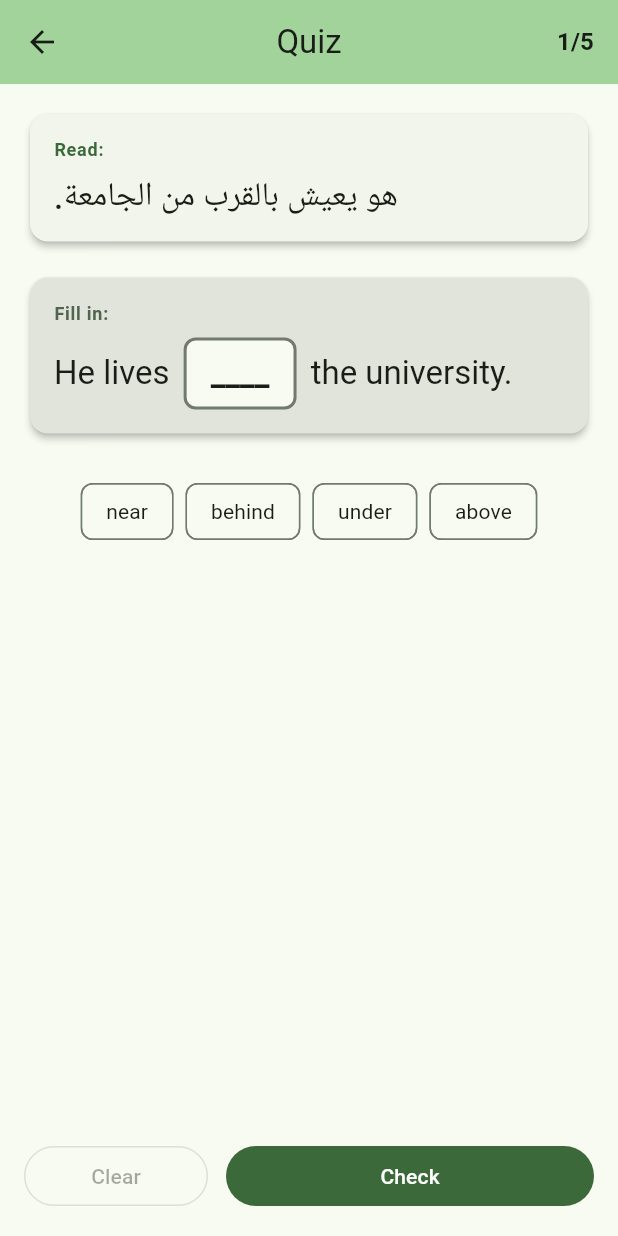
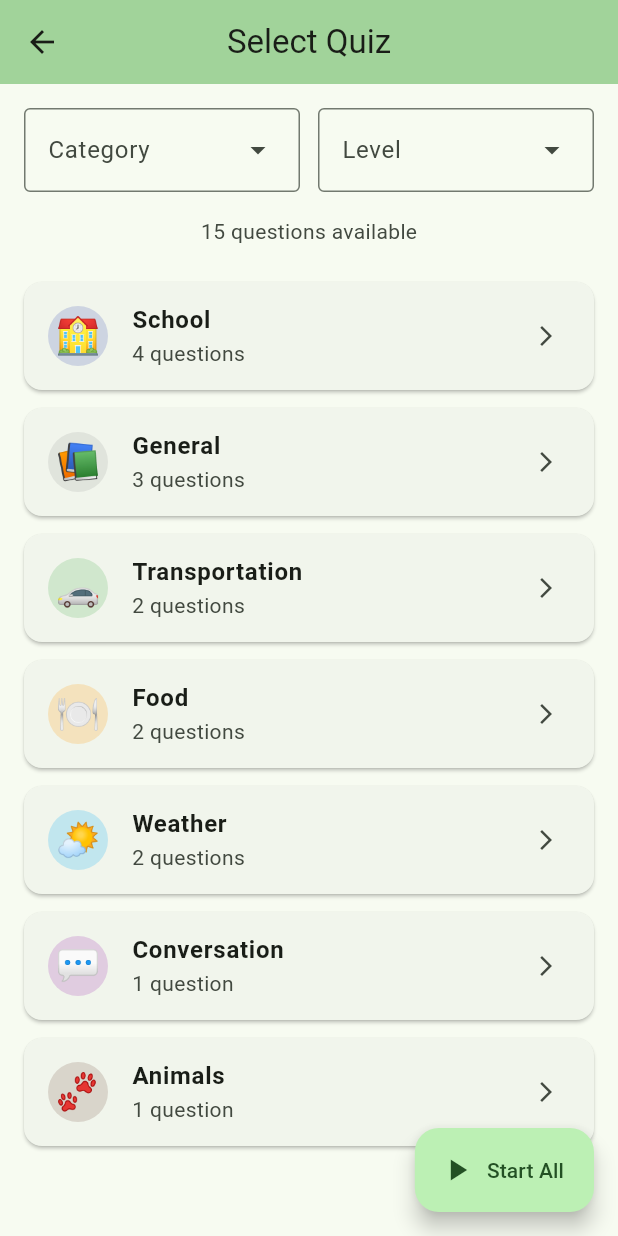
Before and after one commit to AuricX/my_app, a Flutter app: the HomePage screen opened directly, after a tap on "Start Quiz", on a phone screen of 412 x 824 dp. Run offline on Flutter 3.47's test engine with Material 3 defaults, Android fonts, the phone set to English and light mode, and no system bars; accounts and stored records are empty.

Commit message:
Add QuizSelectionPage for category and level selection; update navigation to QuizPage

```diff
--- a/lib/home_page.dart
+++ b/lib/home_page.dart
@@ -1,8 +1,8 @@
 import 'package:flutter/material.dart';
-import 'quiz_page.dart';
 import 'services/auth_service.dart';
 import 'pages/sign_in_page.dart';
 import 'pages/learning_page.dart';
+import 'pages/quiz_selection_page.dart';
 
 class HomePage extends StatefulWidget {
   const HomePage({super.key});
@@ -141,7 +141,7 @@ class _HomePageState extends State<HomePage> with SingleTickerProviderStateMixin
                             PageRouteBuilder(
                               transitionDuration: const Duration(milliseconds: 220),
                               pageBuilder: (context, animation, secondaryAnimation) =>
-                                  const QuizPage(),
+                                  const QuizSelectionPage(),
                               transitionsBuilder: (context, animation, secondaryAnimation, child) {
                                 const begin = Offset(1.0, 0.0);
                                 const end = Offset.zero;
--- /dev/null
+++ b/lib/pages/quiz_selection_page.dart
@@ -0,0 +1,231 @@
+import 'package:flutter/material.dart';
+import '../models/category.dart';
+import '../models/level.dart';
+import '../models/question.dart';
+import '../data/quiz_data.dart';
+import '../quiz_page.dart';
+
+class QuizSelectionPage extends StatefulWidget {
+  const QuizSelectionPage({super.key});
+
+  @override
+  State<QuizSelectionPage> createState() => _QuizSelectionPageState();
+}
+
+class _QuizSelectionPageState extends State<QuizSelectionPage> {
+  QuizCategory? selectedCategory;
+  QuizLevel? selectedLevel;
+
+  List<Question> get filteredQuestions {
+    if (selectedCategory == null && selectedLevel == null) {
+      return allQuestions;
+    } else if (selectedCategory != null && selectedLevel != null) {
+      return getQuestionsByCategoryAndLevel(selectedCategory!, selectedLevel!);
+    } else if (selectedCategory != null) {
+      return getQuestionsByCategory(selectedCategory!);
+    } else {
+      return getQuestionsByLevel(selectedLevel!);
+    }
+  }
+
+  Map<QuizCategory, List<Question>> get groupedQuestions {
+    final Map<QuizCategory, List<Question>> grouped = {};
+    for (var question in filteredQuestions) {
+      grouped.putIfAbsent(question.category, () => []).add(question);
+    }
+    return grouped;
+  }
+
+  void _startQuiz(List<Question> questions) {
+    if (questions.isEmpty) {
+      ScaffoldMessenger.of(context).showSnackBar(
+        const SnackBar(
+          content: Text('No questions available for this selection'),
+          behavior: SnackBarBehavior.floating,
+        ),
+      );
+      return;
+    }
+
+    Navigator.push(
+      context,
+      MaterialPageRoute(
+        builder: (context) => QuizPage(providedQuestions: questions),
+      ),
+    );
+  }
+
+  @override
+  Widget build(BuildContext context) {
+    return Scaffold(
+      appBar: AppBar(
+        title: const Text('Select Quiz'),
+        centerTitle: true,
+        backgroundColor: Theme.of(context).colorScheme.inversePrimary,
+      ),
+      body: Column(
+        children: [
+          Padding(
+            padding: const EdgeInsets.all(16.0),
+            child: Column(
+              children: [
+                Row(
+                  children: [
+                    Expanded(
+                      child: DropdownMenu<QuizCategory>(
+                        label: const Text('Category'),
+                        expandedInsets: EdgeInsets.zero,
+                        initialSelection: selectedCategory,
+                        onSelected: (category) {
+                          setState(() {
+                            selectedCategory = category;
+                          });
+                        },
+                        dropdownMenuEntries: QuizCategory.values.map((category) {
+                          return DropdownMenuEntry<QuizCategory>(
+                            value: category,
+                            label: category.displayName,
+                            leadingIcon: Text(category.emoji),
+                          );
+                        }).toList(),
+                      ),
+                    ),
+                    const SizedBox(width: 12),
+                    Expanded(
+                      child: DropdownMenu<QuizLevel>(
+                        label: const Text('Level'),
+                        expandedInsets: EdgeInsets.zero,
+                        initialSelection: selectedLevel,
+                        onSelected: (level) {
+                          setState(() {
+                            selectedLevel = level;
+                          });
+                        },
+                        dropdownMenuEntries: QuizLevel.values.map((level) {
+                          return DropdownMenuEntry<QuizLevel>(
+                            value: level,
+                            label: level.code,
+                            trailingIcon: Icon(
+                              Icons.circle,
+                              size: 12,
+                              color: _getLevelColor(level),
+                            ),
+                          );
+                        }).toList(),
+                      ),
+                    ),
+                  ],
+                ),
+                if (selectedCategory != null || selectedLevel != null)
+                  Padding(
+                    padding: const EdgeInsets.only(top: 8.0),
+                    child: TextButton.icon(
+                      onPressed: () {
+                        setState(() {
+                          selectedCategory = null;
+                          selectedLevel = null;
+                        });
+                      },
+                      icon: const Icon(Icons.clear),
+                      label: const Text('Clear Filters'),
+                    ),
+                  ),
+              ],
+            ),
+          ),
+          Padding(
+            padding: const EdgeInsets.symmetric(horizontal: 16.0),
+            child: Text(
+              '${filteredQuestions.length} question${filteredQuestions.length != 1 ? 's' : ''} available',
+              style: Theme.of(context).textTheme.bodyMedium?.copyWith(
+                    color: Theme.of(context).colorScheme.onSurfaceVariant,
+                  ),
+            ),
+          ),
+          const SizedBox(height: 8),
+          Expanded(
+            child: ListView.builder(
+              padding: const EdgeInsets.all(16.0),
+              itemCount: groupedQuestions.length,
+              itemBuilder: (context, index) {
+                final category = groupedQuestions.keys.elementAt(index);
+                final questions = groupedQuestions[category]!;
+
+                return Card(
+                  margin: const EdgeInsets.only(bottom: 12.0),
+                  child: ListTile(
+                    leading: CircleAvatar(
+                      backgroundColor: _getCategoryColor(category).withOpacity(0.2),
+                      child: Text(
+                        category.emoji,
+                        style: const TextStyle(fontSize: 24),
+                      ),
+                    ),
+                    title: Text(
+                      category.displayName,
+                      style: const TextStyle(fontWeight: FontWeight.bold),
+                    ),
+                    subtitle: Text(
+                      '${questions.length} question${questions.length != 1 ? 's' : ''}',
+                    ),
+                    trailing: const Icon(Icons.arrow_forward_ios, size: 16),
+                    onTap: () => _startQuiz(questions),
+                  ),
+                );
+              },
+            ),
+          ),
+        ],
+      ),
+      floatingActionButton: filteredQuestions.isNotEmpty
+          ? FloatingActionButton.extended(
+              onPressed: () => _startQuiz(filteredQuestions),
+              icon: const Icon(Icons.play_arrow),
+              label: const Text('Start All'),
+            )
+          : null,
+    );
+  }
+
+  Color _getCategoryColor(QuizCategory category) {
+    switch (category) {
+      case QuizCategory.food:
+        return Colors.orange;
+      case QuizCategory.numbers:
+        return Colors.blue;
+      case QuizCategory.conversation:
+        return Colors.purple;
+      case QuizCategory.family:
+        return Colors.pink;
+      case QuizCategory.weather:
+        return Colors.lightBlue;
+      case QuizCategory.transportation:
+        return Colors.green;
+      case QuizCategory.animals:
+        return Colors.brown;
+      case QuizCategory.school:
+        return Colors.indigo;
+      case QuizCategory.time:
+        return Colors.teal;
+      case QuizCategory.general:
+        return Colors.grey;
+    }
+  }
+
+  Color _getLevelColor(QuizLevel level) {
+    switch (level) {
+      case QuizLevel.a1:
+        return Colors.green;
+      case QuizLevel.a2:
+        return Colors.lightGreen;
+      case QuizLevel.b1:
+        return Colors.yellow.shade700;
+      case QuizLevel.b2:
+        return Colors.orange;
+      case QuizLevel.c1:
+        return Colors.deepOrange;
+      case QuizLevel.c2:
+        return Colors.red;
+    }
+  }
+}
--- a/lib/quiz_page.dart
+++ b/lib/quiz_page.dart
@@ -10,7 +10,9 @@ import 'widgets/quiz_options_grid.dart';
 import 'widgets/quiz_action_buttons.dart';
 
 class QuizPage extends StatefulWidget {
-  const QuizPage({super.key});
+  final List<Question>? providedQuestions;
+
+  const QuizPage({super.key, this.providedQuestions});
 
   @override
   State<QuizPage> createState() => _QuizPageState();
@@ -32,7 +34,7 @@ class _QuizPageState extends State<QuizPage> with TickerProviderStateMixin {
   @override
   void initState() {
     super.initState();
-    questions = _pickRandomQuestions(5);
+    questions = widget.providedQuestions ?? _pickRandomQuestions(5);
     _initializeAnimations();
   }
 
```
